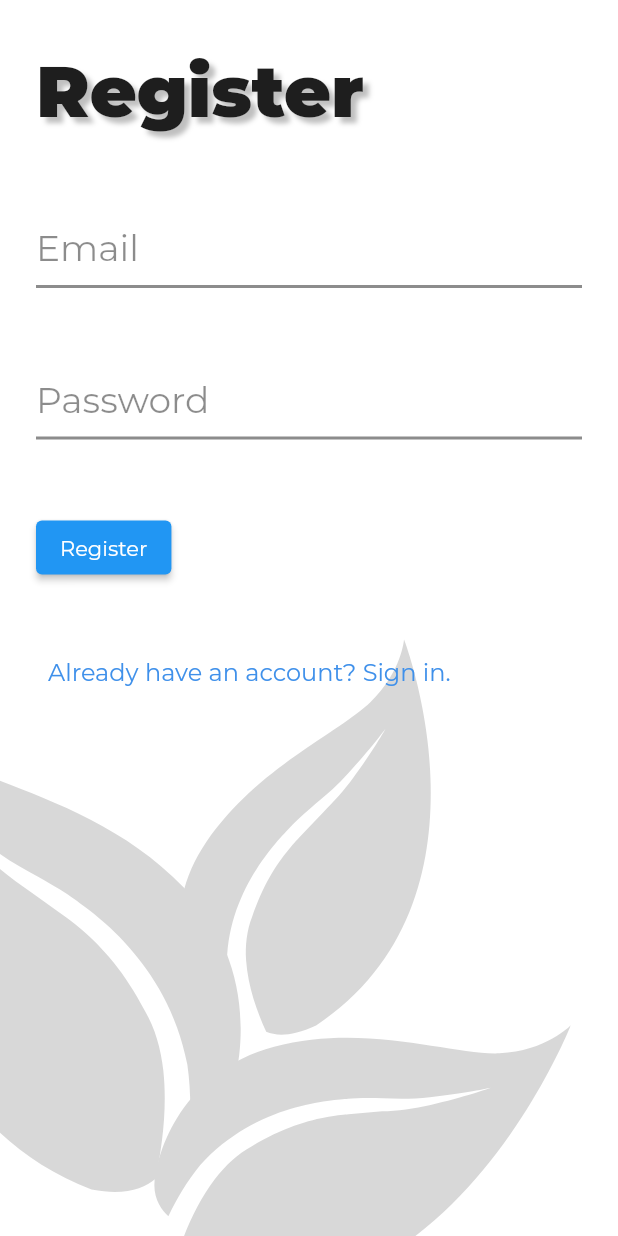
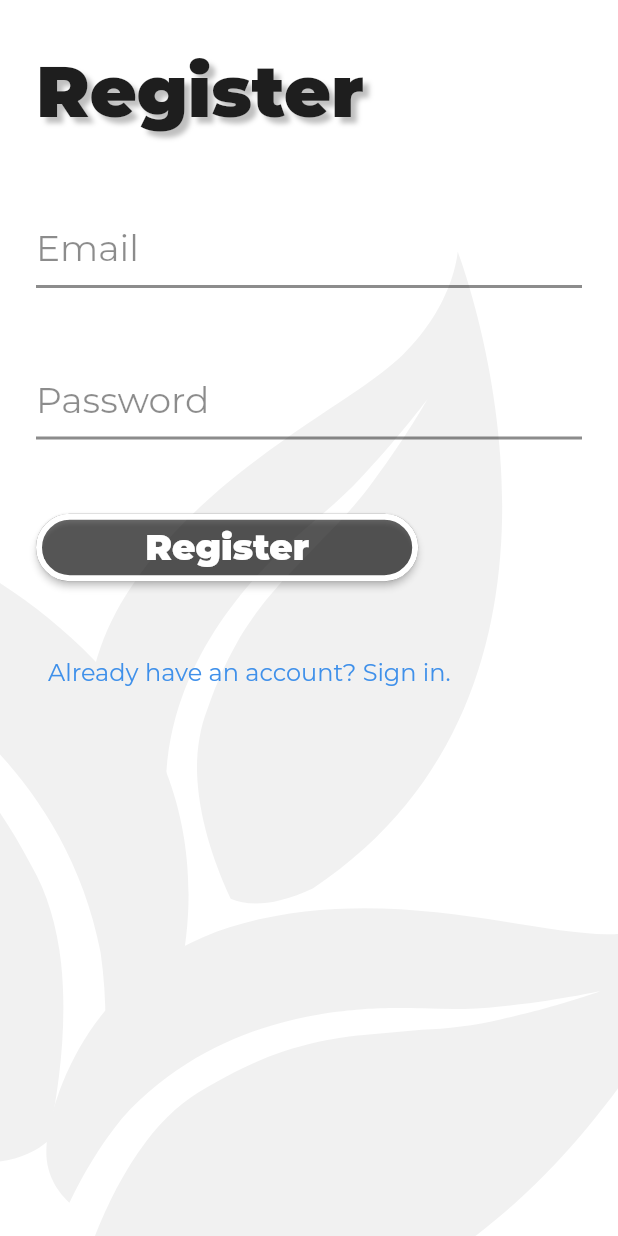
Before and after one commit to matthewyingtao/environ, a Flutter app: the screen it shows after launch, after a tap on "Sign In", after a tap on "New user? Register.", on a phone screen of 412 x 824 dp. Run offline on Flutter 3.47's test engine with Material 2 defaults, Android fonts, the phone set to English and light mode, and no system bars; our stand-ins replace cloud_firestore, firebase_auth, firebase_core, flutter_spinkit, flutter_svg; accounts and stored records are empty.

```diff
--- a/lib/components/rounded_button.dart
+++ /dev/null
@@ -1,29 +0,0 @@
-import 'package:flutter/material.dart';
-
-class RoundedButton extends StatelessWidget {
-  final String text;
-  final VoidCallback onPressed;
-
-  const RoundedButton({Key key, this.text, this.onPressed}) : super(key: key);
-
-  @override
-  Widget build(BuildContext context) {
-    return Container(
-      child: RawMaterialButton(
-        fillColor: Colors.black54,
-        elevation: 0,
-        shape: StadiumBorder(),
-        padding: EdgeInsets.symmetric(vertical: 8, horizontal: 24),
-        child: Padding(
-          padding: const EdgeInsets.symmetric(horizontal: 14.0),
-          child: Text(
-            text,
-            style: TextStyle(
-                fontSize: 24, fontWeight: FontWeight.w900, color: Colors.white),
-          ),
-        ),
-        onPressed: onPressed,
-      ),
-    );
-  }
-}
--- /dev/null
+++ b/lib/components/wide_stadium_button.dart
@@ -0,0 +1,32 @@
+import 'package:flutter/material.dart';
+import 'package:brewcrew/shared/constants.dart';
+
+class WideStadiumButton extends StatefulWidget {
+  @override
+  _WideStadiumButtonState createState() => _WideStadiumButtonState();
+
+  WideStadiumButton({this.text, this.onPressed});
+
+  final String text;
+  final Function onPressed;
+}
+
+class _WideStadiumButtonState extends State<WideStadiumButton> {
+  @override
+  Widget build(BuildContext context) {
+    return FractionallySizedBox(
+      widthFactor: 0.7,
+      child: ElevatedButton(
+        child: Padding(
+          padding: EdgeInsets.symmetric(
+            vertical: 8.0,
+            horizontal: 24.0,
+          ),
+          child: Text(widget.text),
+        ),
+        style: roundedButtonWhite,
+        onPressed: widget.onPressed,
+      ),
+    );
+  }
+}
--- a/lib/screens/authenticate/authenticate.dart
+++ b/lib/screens/authenticate/authenticate.dart
@@ -1,6 +1,8 @@
 import 'package:brewcrew/screens/authenticate/sign_in.dart';
 import 'package:brewcrew/screens/authenticate/register.dart';
 import 'package:flutter/material.dart';
+import 'package:flutter_svg/flutter_svg.dart';
+import 'dart:math';
 
 class Authenticate extends StatefulWidget {
   @override
@@ -26,9 +28,27 @@ class _AuthenticateState extends State<Authenticate> {
     if (screenWidget == null) {
       screenWidget = SignIn(toggleView: toggleView);
     }
-    return AnimatedSwitcher(
-      duration: const Duration(milliseconds: 200),
-      child: screenWidget,
+    return Scaffold(
+      resizeToAvoidBottomInset: false,
+      backgroundColor: Colors.white,
+      body: Stack(
+        children: [
+          FractionallySizedBox(
+            widthFactor: 2,
+            child: Opacity(
+              opacity: 0.05,
+              child: Transform(
+                transform: Matrix4.rotationZ(pi / 12.0),
+                child: SvgPicture.asset("assets/leavesbg.svg"),
+              ),
+            ),
+          ),
+          AnimatedSwitcher(
+            duration: const Duration(milliseconds: 200),
+            child: screenWidget,
+          ),
+        ],
+      ),
     );
   }
 }
--- a/lib/screens/authenticate/register.dart
+++ b/lib/screens/authenticate/register.dart
@@ -1,10 +1,10 @@
 import 'dart:math';
 
+import 'package:brewcrew/components/wide_stadium_button.dart';
 import 'package:brewcrew/shared/constants.dart';
 import 'package:brewcrew/shared/loading.dart';
 import 'package:flutter/material.dart';
 import 'package:flutter_svg/flutter_svg.dart';
-import 'package:matrix4_transform/matrix4_transform.dart';
 
 import '../../services/auth.dart';
 
@@ -26,27 +26,29 @@ class _RegisterState extends State<Register> {
   String password = '';
   String error = '';
 
+  void register() async {
+    if (_formKey.currentState.validate()) {
+      setState(() {
+        loading = true;
+      });
+      dynamic result =
+          await _auth.registerWithEmailAndPassword(email, password);
+      if (result == null) {
+        setState(() {
+          error = "Something went wrong.";
+          loading = false;
+        });
+      }
+    }
+  }
+
   @override
   Widget build(BuildContext context) {
     return loading
         ? Loading()
-        : Scaffold(
-            backgroundColor: Colors.white,
-            body: Stack(children: [
-              Positioned(
-                  bottom: -150,
+        : SafeArea(
             child: Container(
-                      width: 500,
-                      child: Opacity(
-                          opacity: 0.15,
-                          child: Transform(
-                              transform: Matrix4.rotationZ(pi / 12.0),
-                              child:
-                                  SvgPicture.asset("assets/leavesbg.svg"))))),
-              SafeArea(
-                child: Container(
-                    padding:
-                        EdgeInsets.symmetric(vertical: 32.0, horizontal: 24.0),
+                padding: EdgeInsets.symmetric(vertical: 32.0, horizontal: 24.0),
                 child: Form(
                   key: _formKey,
                   child: Column(
@@ -73,8 +75,8 @@ class _RegisterState extends State<Register> {
                         height: 48.0,
                       ),
                       TextFormField(
-                            decoration: textInputDecoration.copyWith(
-                                hintText: "Password"),
+                        decoration:
+                            textInputDecoration.copyWith(hintText: "Password"),
                         obscureText: true,
                         validator: (val) => val.length < 6
                             ? "Enter a password 6+ chars long"
@@ -86,27 +88,9 @@ class _RegisterState extends State<Register> {
                       SizedBox(
                         height: 48.0,
                       ),
-                          ElevatedButton(
-                            onPressed: () async {
-                              if (_formKey.currentState.validate()) {
-                                setState(() {
-                                  loading = true;
-                                });
-                                dynamic result =
-                                    await _auth.registerWithEmailAndPassword(
-                                        email, password);
-                                if (result == null) {
-                                  setState(() {
-                                    loading = false;
-                                    error = "Something went wrong.";
-                                  });
-                                }
-                              }
-                            },
-                            child: Text(
-                              "Register",
-                              style: TextStyle(color: Colors.white),
-                            ),
+                      WideStadiumButton(
+                        text: "Register",
+                        onPressed: register,
                       ),
                       SizedBox(
                         height: 16.0,
@@ -127,7 +111,6 @@ class _RegisterState extends State<Register> {
                     ],
                   ),
                 )),
-              )
-            ]));
+          );
   }
 }
--- a/lib/screens/authenticate/sign_in.dart
+++ b/lib/screens/authenticate/sign_in.dart
@@ -1,11 +1,9 @@
-import 'dart:math';
-
+import 'package:brewcrew/components/wide_stadium_button.dart';
 import 'package:brewcrew/services/auth.dart';
 import 'package:brewcrew/shared/constants.dart';
 import 'package:brewcrew/shared/loading.dart';
 import 'package:flutter/material.dart';
-import 'package:flutter_svg/flutter_svg.dart';
-import 'package:brewcrew/components/rounded_button.dart';
+
 
 class SignIn extends StatefulWidget {
   final Function toggleView;
@@ -26,28 +24,28 @@ class _SignInState extends State<SignIn> {
   String password = '';
   String error = '';
 
+  void signIn() async {
+    if (_formKey.currentState.validate()) {
+      setState(() {
+        loading = true;
+      });
+      dynamic result = await _auth.signInWithEmailAndPassword(email, password);
+      if (result == null) {
+        setState(() {
+          error = "Something went wrong.";
+          loading = false;
+        });
+      }
+    }
+  }
+
   @override
   Widget build(BuildContext context) {
     return loading
         ? Loading()
-        : Scaffold(
-            backgroundColor: Colors.white,
-            body: Stack(children: [
-              Positioned(
-                  bottom: -100,
-                  left: -200,
+        : SafeArea(
             child: Container(
-                      width: 700,
-                      child: Opacity(
-                          opacity: 0.15,
-                          child: Transform(
-                              transform: Matrix4.rotationZ(pi / 12.0),
-                              child:
-                                  SvgPicture.asset("assets/leavesbg.svg"))))),
-              SafeArea(
-                child: Container(
-                    padding:
-                        EdgeInsets.symmetric(vertical: 32.0, horizontal: 24.0),
+                padding: EdgeInsets.symmetric(vertical: 32.0, horizontal: 24.0),
                 child: Form(
                   key: _formKey,
                   child: Column(
@@ -62,8 +60,10 @@ class _SignInState extends State<SignIn> {
                         height: 48.0,
                       ),
                       TextFormField(
-                            decoration:
-                                textInputDecoration.copyWith(hintText: "Email"),
+                        decoration: textInputDecoration.copyWith(
+                          icon: Icon(Icons.email_rounded),
+                          labelText: 'Email',
+                        ),
                         validator: (val) =>
                             val.isEmpty ? "Enter an email" : null,
                         onChanged: (val) {
@@ -75,7 +75,9 @@ class _SignInState extends State<SignIn> {
                       ),
                       TextFormField(
                         decoration: textInputDecoration.copyWith(
-                                hintText: "Password"),
+                          icon: Icon(Icons.vpn_key_rounded),
+                          labelText: 'Password',
+                        ),
                         obscureText: true,
                         validator: (val) => val.length < 6
                             ? "Enter a password 6+ chars long"
@@ -87,27 +89,9 @@ class _SignInState extends State<SignIn> {
                       SizedBox(
                         height: 48.0,
                       ),
-                          FractionallySizedBox(
-                            widthFactor: 0.7,
-                            child: RoundedButton(
+                      WideStadiumButton(
                         text: "Sign In",
-                              onPressed: () async {
-                                if (_formKey.currentState.validate()) {
-                                  setState(() {
-                                    loading = true;
-                                  });
-                                  dynamic result =
-                                      await _auth.signInWithEmailAndPassword(
-                                          email, password);
-                                  if (result == null) {
-                                    setState(() {
-                                      error = "Something went wrong.";
-                                      loading = false;
-                                    });
-                                  }
-                                }
-                              },
-                            ),
+                        onPressed: signIn,
                       ),
                       SizedBox(
                         height: 16.0,
@@ -128,7 +112,6 @@ class _SignInState extends State<SignIn> {
                     ],
                   ),
                 )),
-              )
-            ]));
+          );
   }
 }
--- a/lib/shared/constants.dart
+++ b/lib/shared/constants.dart
@@ -48,37 +48,31 @@ double getElevation(Set<MaterialState> states) {
   return 8;
 }
 
-TextStyle getButtonTextStyle(Set<MaterialState> states) {
-  const Set<MaterialState> interactiveStates = <MaterialState>{
-    MaterialState.pressed,
-    MaterialState.hovered,
-    MaterialState.focused,
-  };
-  if (states.any(interactiveStates.contains)) {
-    return TextStyle(
+ButtonStyle roundedButtonWhite = ButtonStyle(
+  backgroundColor: MaterialStateProperty.all(Colors.black54),
+  textStyle: MaterialStateProperty.all(
+    TextStyle(
+      fontFamily: "Montserrat",
       color: Colors.white,
       fontSize: 24,
       fontWeight: FontWeight.w900,
-    );
-  }
-  return TextStyle(
-    color: Colors.white,
-    fontSize: 24,
-    fontWeight: FontWeight.w900,
-  );
-}
+    ),
+  ),
+  shape: MaterialStateProperty.all(
+    StadiumBorder(
+      side: BorderSide(
+        color: Colors.white,
+        width: 4.0,
+      ),
+    ),
+  ),
+);
 
 ThemeData appTheme = ThemeData(
     primaryColor: themeGreen[1000],
     accentColor: Colors.green,
     backgroundColor: themeGreen[100],
     fontFamily: "Montserrat",
-    outlinedButtonTheme: OutlinedButtonThemeData(
-        style: OutlinedButton.styleFrom(
-      backgroundColor: Colors.black54,
-      shape: StadiumBorder(side: BorderSide(color: Colors.red)),
-      padding: EdgeInsets.symmetric(vertical: 12, horizontal: 24),
-    )),
     textTheme: TextTheme(
       headline1: TextStyle(
         color: black,
```
Also changed, not shown: lib/testing_file.dart (added, +77 -0 lines). Lines whose indentation alone changed are shown as unchanged.
